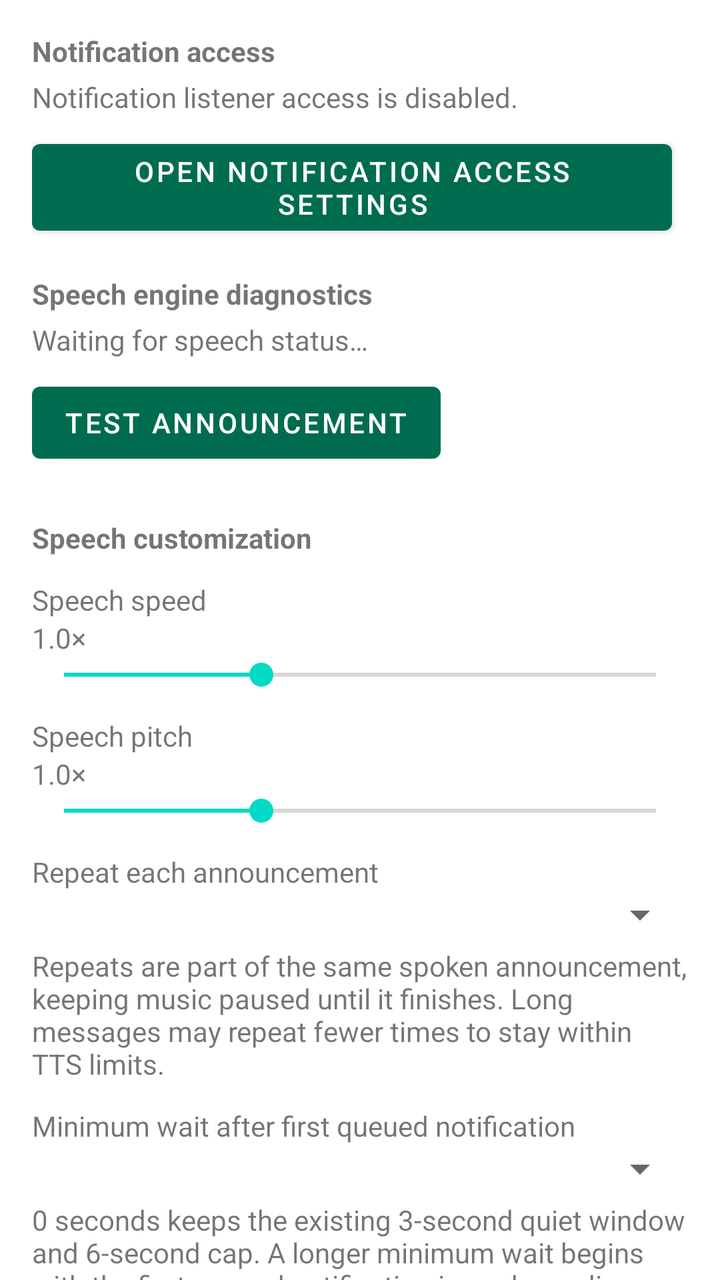
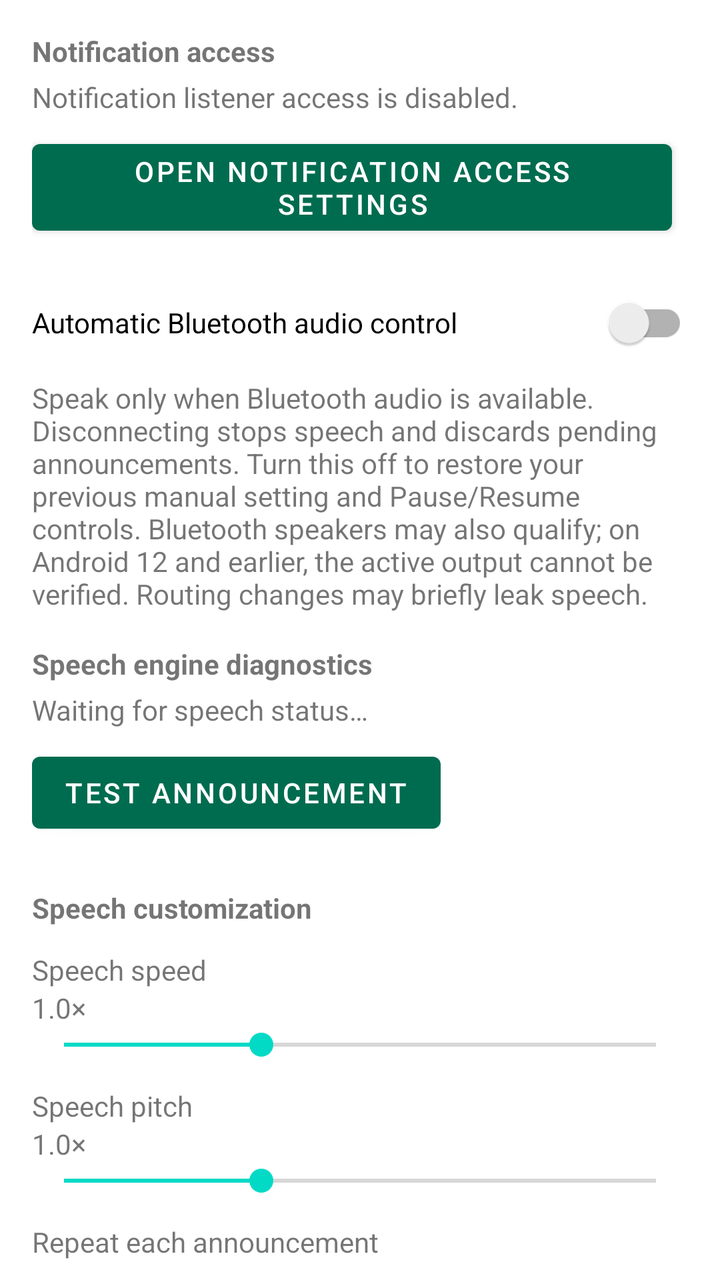

Compare the two renders of this Android layout. The source of the first and the diff that turns it into the second are given below.
<!-- AndroidManifest.xml: application theme Theme.NotificationAnnouncer -->
<!-- res/layout/activity_main.xml -->
<?xml version="1.0" encoding="utf-8"?>
<androidx.core.widget.NestedScrollView xmlns:android="http://schemas.android.com/apk/res/android"
    android:layout_width="match_parent"
    android:layout_height="match_parent"
    android:fillViewport="true">

    <LinearLayout
        android:layout_width="match_parent"
        android:layout_height="wrap_content"
        android:orientation="vertical"
        android:padding="16dp">

    <TextView
        android:layout_width="match_parent"
        android:layout_height="wrap_content"
        android:text="@string/notification_access_title"
        android:textStyle="bold" />

    <TextView
        android:id="@+id/notificationAccessStatus"
        android:layout_width="match_parent"
        android:layout_height="wrap_content"
        android:layout_marginTop="4dp"
        android:text="@string/notification_access_disabled" />

    <Button
        android:id="@+id/notificationAccessButton"
        android:layout_width="wrap_content"
        android:layout_height="wrap_content"
        android:layout_marginTop="8dp"
        android:text="@string/open_notification_access" />

    <TextView
        android:layout_width="match_parent"
        android:layout_height="wrap_content"
        android:layout_marginTop="16dp"
        android:text="@string/speech_diagnostics_title"
        android:textStyle="bold" />

    <TextView
        android:id="@+id/speechStatus"
        android:layout_width="match_parent"
        android:layout_height="wrap_content"
        android:layout_marginTop="4dp"
        android:text="@string/speech_diagnostics_waiting" />

    <Button
        android:id="@+id/testSpeechButton"
        android:layout_width="wrap_content"
        android:layout_height="wrap_content"
        android:layout_marginTop="8dp"
        android:text="@string/test_speech_button" />

    <TextView
        android:layout_width="match_parent"
        android:layout_height="wrap_content"
        android:layout_marginTop="24dp"
        android:text="@string/speech_settings_title"
        android:textStyle="bold" />

    <TextView
        android:layout_width="match_parent"
        android:layout_height="wrap_content"
        android:layout_marginTop="12dp"
        android:text="@string/speech_rate_title" />

    <TextView
        android:id="@+id/speechRateValue"
        android:layout_width="match_parent"
        android:layout_height="wrap_content"
        android:text="@string/speech_default_multiplier" />

    <SeekBar
        android:id="@+id/speechRateSeekBar"
        android:layout_width="match_parent"
        android:layout_height="wrap_content"
        android:max="15"
        android:progress="5"
        android:contentDescription="@string/speech_rate_title" />

    <TextView
        android:layout_width="match_parent"
        android:layout_height="wrap_content"
        android:layout_marginTop="12dp"
        android:text="@string/speech_pitch_title" />

    <TextView
        android:id="@+id/speechPitchValue"
        android:layout_width="match_parent"
        android:layout_height="wrap_content"
        android:text="@string/speech_default_multiplier" />

    <SeekBar
        android:id="@+id/speechPitchSeekBar"
        android:layout_width="match_parent"
        android:layout_height="wrap_content"
        android:max="15"
        android:progress="5"
        android:contentDescription="@string/speech_pitch_title" />

    <TextView
        android:layout_width="match_parent"
        android:layout_height="wrap_content"
        android:layout_marginTop="12dp"
        android:text="@string/speech_repetitions_title" />

    <Spinner
        android:id="@+id/speechRepetitionsSpinner"
        android:layout_width="match_parent"
        android:layout_height="wrap_content"
        android:contentDescription="@string/speech_repetitions_title" />

    <TextView
        android:layout_width="match_parent"
        android:layout_height="wrap_content"
        android:layout_marginTop="4dp"
        android:text="@string/speech_repetitions_description" />

    <TextView
        android:layout_width="match_parent"
        android:layout_height="wrap_content"
        android:layout_marginTop="12dp"
        android:text="@string/first_notification_delay_title" />

    <Spinner
        android:id="@+id/firstNotificationDelaySpinner"
        android:layout_width="match_parent"
        android:layout_height="wrap_content"
        android:contentDescription="@string/first_notification_delay_title" />

    <TextView
        android:layout_width="match_parent"
        android:layout_height="wrap_content"
        android:layout_marginTop="4dp"
        android:text="@string/first_notification_delay_description" />

    <TextView
        android:layout_width="match_parent"
        android:layout_height="wrap_content"
        android:layout_marginTop="24dp"
        android:text="@string/music_resume_mode_title"
        android:textStyle="bold" />

    <Spinner
        android:id="@+id/musicResumeModeSpinner"
        android:layout_width="match_parent"
        android:layout_height="wrap_content"
        android:contentDescription="@string/music_resume_mode_title"
        android:entries="@array/music_resume_mode_options" />

    <TextView
        android:layout_width="match_parent"
        android:layout_height="wrap_content"
        android:text="@string/music_resume_mode_description" />

    <TextView
        android:layout_width="match_parent"
        android:layout_height="wrap_content"
        android:layout_marginTop="16dp"
        android:text="@string/exclude_filters_title"
        android:textStyle="bold" />

    <LinearLayout
        android:layout_width="match_parent"
        android:layout_height="wrap_content"
        android:layout_marginTop="8dp"
        android:orientation="horizontal">

        <EditText
            android:id="@+id/filterInput"
            android:layout_width="0dp"
            android:layout_height="wrap_content"
            android:layout_weight="1"
            android:hint="@string/filter_hint" />

        <Button
            android:id="@+id/addFilterButton"
            android:layout_width="wrap_content"
            android:layout_height="wrap_content"
            android:layout_marginStart="8dp"
            android:text="@string/add_filter" />
    </LinearLayout>

    <TextView
        android:layout_width="match_parent"
        android:layout_height="wrap_content"
        android:layout_marginTop="4dp"
        android:text="@string/remove_filter_hint" />

    <ListView
        android:id="@+id/excludeFiltersList"
        android:layout_width="match_parent"
        android:layout_height="160dp"
        android:layout_marginTop="8dp"
        android:nestedScrollingEnabled="true" />

    <TextView
        android:layout_width="match_parent"
        android:layout_height="wrap_content"
        android:layout_marginTop="16dp"
        android:text="@string/apps_title"
        android:textStyle="bold" />

    <androidx.recyclerview.widget.RecyclerView
        android:id="@+id/appsRecyclerView"
        android:layout_width="match_parent"
        android:layout_height="wrap_content"
        android:layout_marginTop="8dp"
        android:paddingBottom="24dp"
        android:clipToPadding="false"
        android:nestedScrollingEnabled="false" />

    </LinearLayout>
</androidx.core.widget.NestedScrollView>
<!-- resources referenced by this layout -->
<resources>
  <string-array name="music_resume_mode_options">
          <item>Automatic (detect prior playback)</item>
          <item>Always resume music</item>
          <item>Never resume music</item>
      </string-array>
  <string name="add_filter">Add</string>
  <string name="apps_title">Apps with non-silent notifications (most recent first)</string>
  <string name="exclude_filters_title">Exclude filters (case-insensitive fragments)</string>
  <string name="filter_hint">Add fragment (for example: oo)</string>
  <string name="first_notification_delay_description">0 seconds keeps the existing 3-second quiet window and 6-second cap. A longer minimum wait begins with the first queued notification in each pending group; newer messages do not restart it.</string>
  <string name="first_notification_delay_title">Minimum wait after first queued notification</string>
  <string name="music_resume_mode_description">The app waits for notification sounds to finish before speaking. Automatic restores music only if it was playing before the announcement burst. Always resume and Never resume override detection.</string>
  <string name="music_resume_mode_title">Music playback after announcements</string>
  <string name="notification_access_disabled">Notification listener access is disabled.</string>
  <string name="notification_access_title">Notification access</string>
  <string name="open_notification_access">Open notification access settings</string>
  <string name="remove_filter_hint">Long press a filter to remove it.</string>
  <string name="speech_default_multiplier">1.0×</string>
  <string name="speech_diagnostics_title">Speech engine diagnostics</string>
  <string name="speech_diagnostics_waiting">Waiting for speech status…</string>
  <string name="speech_pitch_title">Speech pitch</string>
  <string name="speech_rate_title">Speech speed</string>
  <string name="speech_repetitions_description">Repeats are part of the same spoken announcement, keeping music paused until it finishes. Long messages may repeat fewer times to stay within TTS limits.</string>
  <string name="speech_repetitions_title">Repeat each announcement</string>
  <string name="speech_settings_title">Speech customization</string>
  <string name="test_speech_button">Test announcement</string>
  <style name="Theme.NotificationAnnouncer" parent="Theme.MaterialComponents.DayNight.DarkActionBar">
          <item name="colorPrimary">#006C4F</item>
          <item name="colorPrimaryVariant">#004D37</item>
          <item name="colorOnPrimary">#FFFFFF</item>
      </style>
</resources>

<!-- the commit's change to res/layout/activity_main.xml (unified diff, before → after) -->
@@ -29,6 +29,19 @@
         android:layout_height="wrap_content"
         android:layout_marginTop="8dp"
         android:text="@string/open_notification_access" />
+
+    <androidx.appcompat.widget.SwitchCompat
+        android:id="@+id/bluetoothAutoControlSwitch"
+        android:layout_width="match_parent"
+        android:layout_height="wrap_content"
+        android:layout_marginTop="16dp"
+        android:text="@string/bluetooth_auto_control_title" />
+
+    <TextView
+        android:layout_width="match_parent"
+        android:layout_height="wrap_content"
+        android:layout_marginTop="4dp"
+        android:text="@string/bluetooth_auto_control_description" />
 
     <TextView
         android:layout_width="match_parent"
<!-- resource entries referenced after the edit -->
@@ -7,6 +7,8 @@
       </string-array>
   <string name="add_filter">Add</string>
   <string name="apps_title">Apps with non-silent notifications (most recent first)</string>
+  <string name="bluetooth_auto_control_description">Speak only when Bluetooth audio is available. Disconnecting stops speech and discards pending announcements. Turn this off to restore your previous manual setting and Pause/Resume controls. Bluetooth speakers may also qualify; on Android 12 and earlier, the active output cannot be verified. Routing changes may briefly leak speech.</string>
+  <string name="bluetooth_auto_control_title">Automatic Bluetooth audio control</string>
   <string name="exclude_filters_title">Exclude filters (case-insensitive fragments)</string>
   <string name="filter_hint">Add fragment (for example: oo)</string>
   <string name="first_notification_delay_description">0 seconds keeps the existing 3-second quiet window and 6-second cap. A longer minimum wait begins with the first queued notification in each pending group; newer messages do not restart it.</string>
